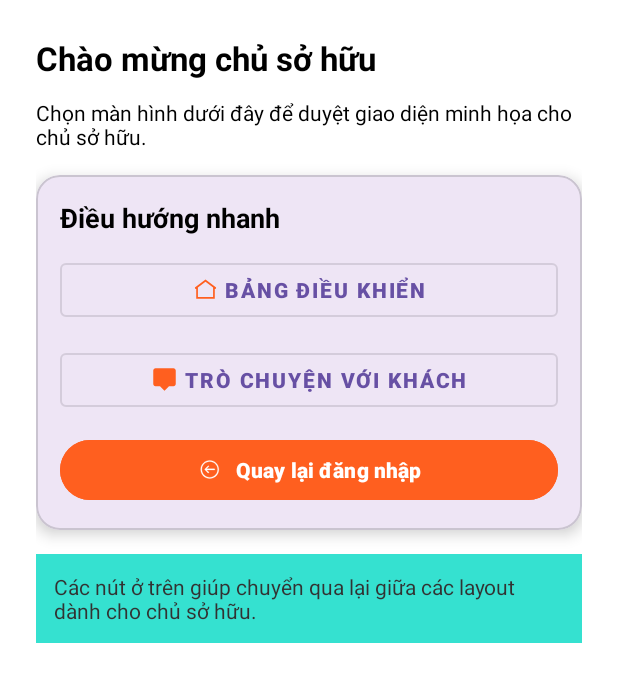
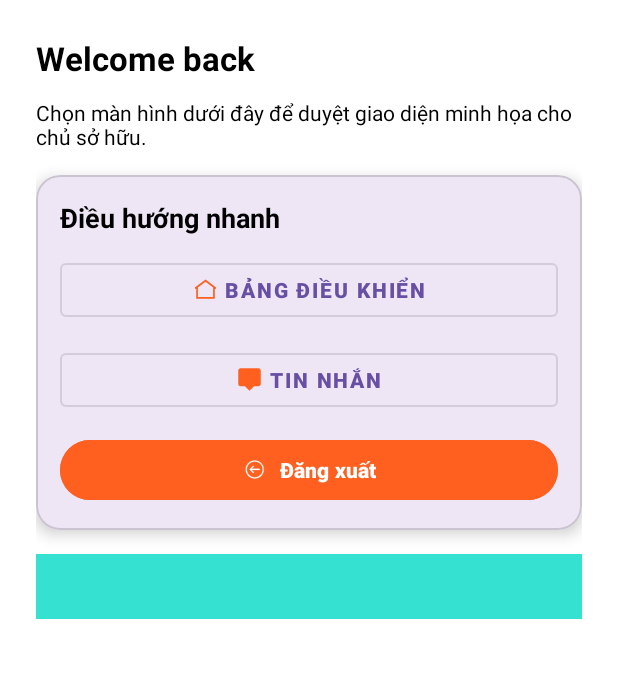
Before and after one commit to 21522009-spec/Travelover, an Android app built with Jetpack Compose: the OwnerPortalActivity screen opened directly, with no data from a screen before it, on a phone screen of 412 x 824 dp. Shown: the top 682 px of the screen. Run offline under Robolectric (Android 15) with nearby library versions, the phone set to English and light mode, and no system bars.

Commit message:
Add files via upload

```diff
--- a/app/src/main/res/values/strings.xml
+++ b/app/src/main/res/values/strings.xml
@@ -1,13 +1,13 @@
 <resources>
     <string name="app_name">Travelover</string>
-    <string name="message_no_search_result">Không tìm thấy địa điểm phù hợp với từ khóa của bạn.</string>
+    <string name="message_no_search_result">Không tìm thấy địa điểm phù hợp với từ khóa.</string>
     <string name="message_error_empty">Vui lòng nhập nội dung trước khi gửi.</string>
     <string name="chat_button_content_description">Mở trò chuyện</string>
 
     <string name="home_title">Khám phá địa điểm tuyệt vời</string>
     <string name="home_subtitle">Tìm kiếm nơi ở lý tưởng cho chuyến đi tiếp theo của bạn</string>
     <string name="home_search_hint">Tìm kiếm địa điểm, chỗ ở...</string>
-    <string name="home_recommendation_title">Đề xuất dành cho bạn</string>
+    <string name="home_recommendation_title">Danh sách địa điểm</string>
     <string name="home_logo_content_description">Biểu tượng ứng dụng Travelover</string>
     <string name="home_search_content_description">Thực hiện tìm kiếm địa điểm</string>
     <string name="message_no_places">Hiện chưa có địa điểm nào để hiển thị</string>
@@ -41,7 +41,7 @@ Tổng chi phí: %6$s</string>
     <string name="add_place_success">Đã thêm địa điểm mới thành công!</string>
 
     <string name="admin_report_dialog_title">Báo cáo vi phạm</string>
-    <string name="admin_report_dialog_message">Danh sách báo cáo sẽ được đồng bộ từ hệ thống quản trị. Hiện tại dữ liệu minh họa chỉ hiển thị số lượng báo cáo.</string>
+    <string name="admin_report_dialog_message">Danh sách báo cáo chưa được cập nhật.</string>
     <string name="admin_user_email_template">Email: %1$s
 SĐT: %2$s</string>
     <string name="admin_user_unlock">Mở khóa</string>
@@ -59,17 +59,17 @@ SĐT: %2$s</string>
     <string name="admin_place_deleted">Đã xóa địa điểm %1$s.</string>
     <string name="admin_login_success">Đăng nhập quản trị thành công.</string>
 
-    <string name="owner_login_success">Đăng nhập chủ sở hữu thành công.</string>
+    <string name="owner_login_success">Đăng nhập thành công.</string>
     <string name="owner_revenue_dialog_title">Doanh thu chi tiết</string>
-    <string name="owner_revenue_dialog_message">Doanh thu hôm nay bao gồm các đơn đặt phòng đã thanh toán và đơn đặt cọc trước.
-Các chỉ số đang hiển thị dữ liệu mẫu để minh họa.</string>
-    <string name="owner_portal_welcome">Chào mừng chủ sở hữu</string>
+    <string name="owner_revenue_dialog_message">Chưa được cập nhật.</string>
+    <string name="owner_portal_welcome">Welcome back</string>
     <string name="owner_portal_description">Chọn màn hình dưới đây để duyệt giao diện minh họa cho chủ sở hữu.</string>
     <string name="owner_portal_navigation_title">Điều hướng nhanh</string>
     <string name="owner_portal_dashboard">Bảng điều khiển</string>
-    <string name="owner_portal_messages">Trò chuyện với khách</string>
-    <string name="owner_portal_back_to_login">Quay lại đăng nhập</string>
-    <string name="owner_portal_hint">Các nút ở trên giúp chuyển qua lại giữa các layout dành cho chủ sở hữu.</string>
+    <string name="owner_portal_messages">Tin nhắn</string>
+    <string name="owner_portal_back_to_login">Đăng xuất</string>
+    <string name="owner_portal_hint"></string>
+    <string name="owner_add_place_button">Thêm địa điểm mới</string>
 
     <string name="profile_update_success">Đã lưu thông tin hồ sơ.</string>
     <string name="profile_update_error">Không thể cập nhật hồ sơ. Vui lòng thử lại.</string>
```
